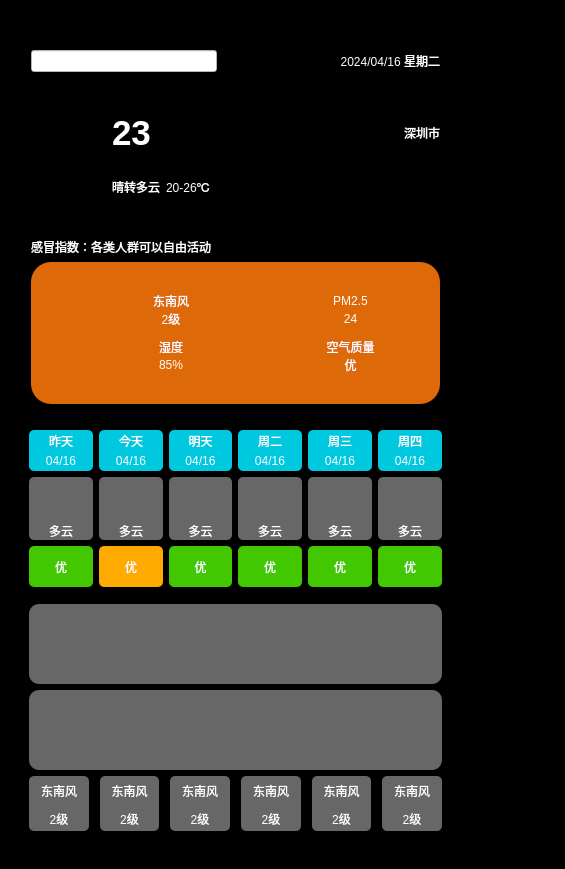
The window that reportWeather/widget.ui (Derrick-R/QT_Learn) describes before a commit, drawn with Qt 5.
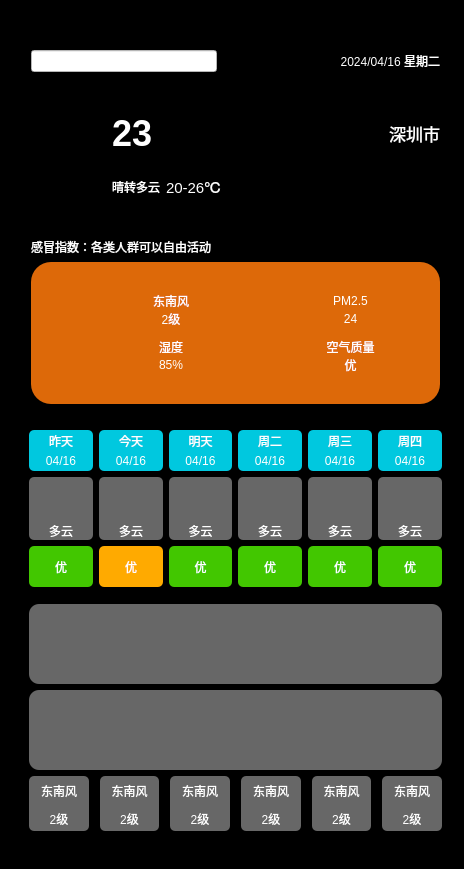
The same window after the commit. Icons and pictures are not drawn.

```diff
--- a/reportWeather/widget.ui
+++ b/reportWeather/widget.ui
@@ -6,7 +6,7 @@
    <rect>
     <x>0</x>
     <y>0</y>
-    <width>565</width>
+    <width>464</width>
     <height>869</height>
    </rect>
   </property>
@@ -142,7 +142,7 @@
           <widget class="QLabel" name="labelTmp">
            <property name="font">
             <font>
-             <pointsize>26</pointsize>
+             <pointsize>27</pointsize>
              <weight>75</weight>
              <bold>true</bold>
             </font>
@@ -160,6 +160,11 @@
          </item>
          <item row="0" column="2">
           <widget class="QLabel" name="labelCity">
+           <property name="font">
+            <font>
+             <pointsize>13</pointsize>
+            </font>
+           </property>
            <property name="styleSheet">
             <string notr="true">color: rgb(255, 255, 255);</string>
            </property>
@@ -183,6 +188,11 @@
          </item>
          <item row="1" column="1">
           <widget class="QLabel" name="labelTmpRange">
+           <property name="font">
+            <font>
+             <pointsize>11</pointsize>
+            </font>
+           </property>
            <property name="styleSheet">
             <string notr="true">color: rgb(255, 255, 255);</string>
            </property>
```
Left out of the diff: 48 changed lines with no effect on the pictures.
